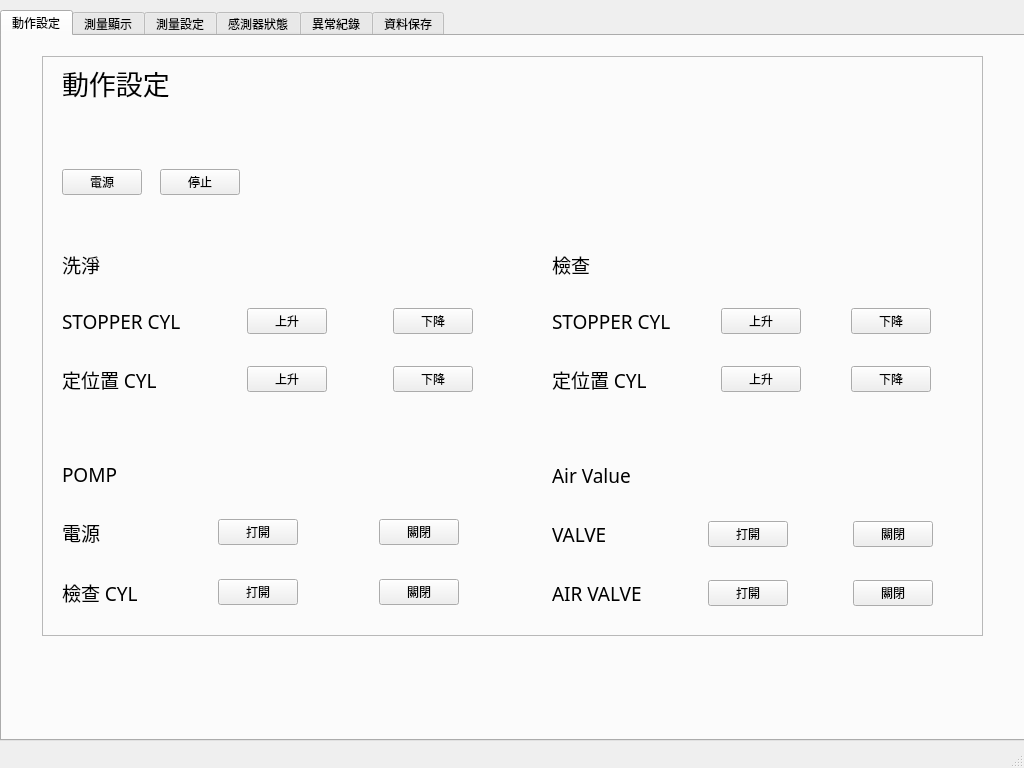
Above: ui/untitled.ui from weihung0831/smart_steel_pipe_inspection before the change. Below: the same form after it.
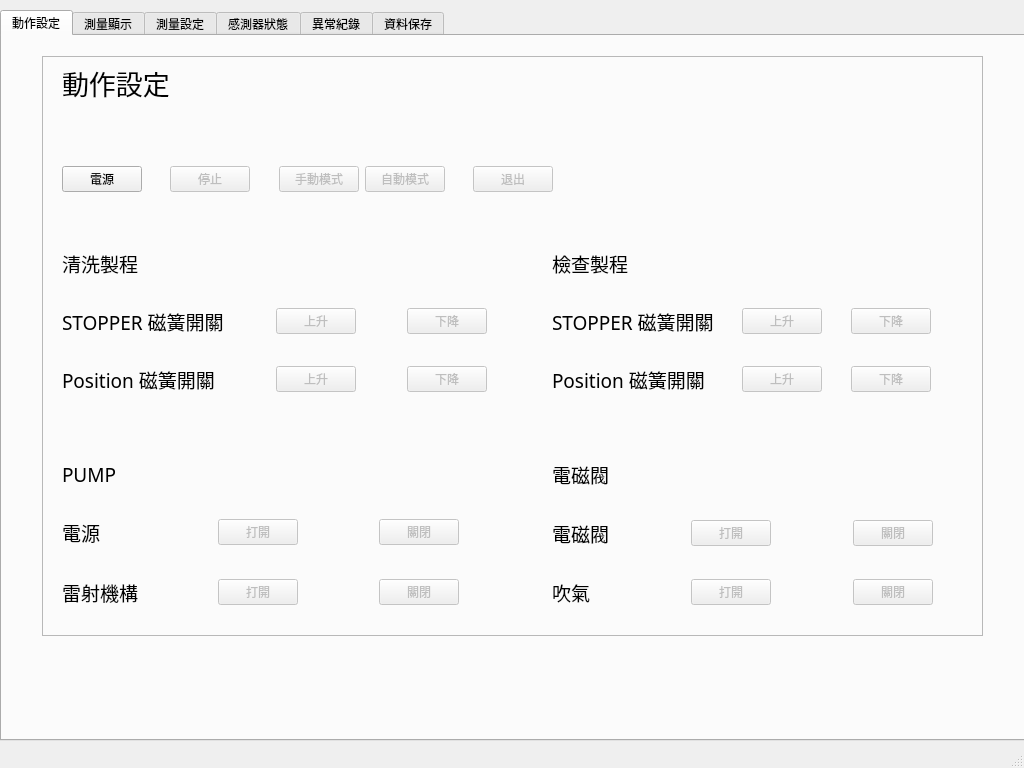
That is the form after the change.

Commit message: fix:修改動作設定UI

The edit to the form file:
```diff
--- a/ui/untitled.ui
+++ b/ui/untitled.ui
@@ -78,14 +78,24 @@
        <property name="geometry">
         <rect>
          <x>20</x>
-         <y>100</y>
-         <width>190</width>
-         <height>52</height>
+         <y>110</y>
+         <width>491</width>
+         <height>26</height>
         </rect>
        </property>
        <layout class="QGridLayout" name="gridLayout_18">
-        <item row="1" column="3">
-         <spacer name="horizontalSpacer_5">
+        <item row="1" column="0">
+         <widget class="QPushButton" name="power_btn">
+          <property name="enabled">
+           <bool>true</bool>
+          </property>
+          <property name="text">
+           <string>電源</string>
+          </property>
+         </widget>
+        </item>
+        <item row="1" column="1">
+         <spacer name="horizontalSpacer_4">
           <property name="orientation">
            <enum>Qt::Horizontal</enum>
           </property>
@@ -99,13 +109,29 @@
         </item>
         <item row="1" column="2">
          <widget class="QPushButton" name="stop_btn">
+          <property name="enabled">
+           <bool>false</bool>
+          </property>
           <property name="text">
            <string>停止</string>
           </property>
+          <property name="checkable">
+           <bool>false</bool>
+          </property>
          </widget>
         </item>
-        <item row="1" column="1">
-         <spacer name="horizontalSpacer_4">
+        <item row="1" column="5">
+         <widget class="QPushButton" name="auto_mode_btn">
+          <property name="enabled">
+           <bool>false</bool>
+          </property>
+          <property name="text">
+           <string>自動模式</string>
+          </property>
+         </widget>
+        </item>
+        <item row="1" column="6">
+         <spacer name="horizontalSpacer_11">
           <property name="orientation">
            <enum>Qt::Horizontal</enum>
           </property>
@@ -117,10 +143,36 @@
           </property>
          </spacer>
         </item>
-        <item row="1" column="0">
-         <widget class="QPushButton" name="power_btn">
+        <item row="1" column="4">
+         <widget class="QPushButton" name="manual_mode_btn">
+          <property name="enabled">
+           <bool>false</bool>
+          </property>
           <property name="text">
-           <string>電源</string>
+           <string>手動模式</string>
+          </property>
+         </widget>
+        </item>
+        <item row="1" column="3">
+         <spacer name="horizontalSpacer_5">
+          <property name="orientation">
+           <enum>Qt::Horizontal</enum>
+          </property>
+          <property name="sizeHint" stdset="0">
+           <size>
+            <width>10</width>
+            <height>20</height>
+           </size>
+          </property>
+         </spacer>
+        </item>
+        <item row="1" column="7">
+         <widget class="QPushButton" name="exit_btn">
+          <property name="enabled">
+           <bool>false</bool>
+          </property>
+          <property name="text">
+           <string>退出</string>
           </property>
          </widget>
         </item>
@@ -158,7 +210,7 @@
            </font>
           </property>
           <property name="text">
-           <string>檢查</string>
+           <string>檢查製程</string>
           </property>
          </widget>
         </item>
@@ -171,12 +223,15 @@
            </font>
           </property>
           <property name="text">
-           <string>定位置 CYL</string>
+           <string>Position 磁簧開關</string>
           </property>
          </widget>
         </item>
         <item row="4" column="2" alignment="Qt::AlignHCenter">
          <widget class="QPushButton" name="check_stopper_cyl_up_btn">
+          <property name="enabled">
+           <bool>false</bool>
+          </property>
           <property name="text">
            <string>上升</string>
           </property>
@@ -197,6 +252,9 @@
         </item>
         <item row="6" column="4">
          <widget class="QPushButton" name="check_fixed_position_CYL_down_btn">
+          <property name="enabled">
+           <bool>false</bool>
+          </property>
           <property name="text">
            <string>下降</string>
           </property>
@@ -204,6 +262,9 @@
         </item>
         <item row="6" column="2" alignment="Qt::AlignHCenter">
          <widget class="QPushButton" name="check_fixed_position_CYL_up_btn">
+          <property name="enabled">
+           <bool>false</bool>
+          </property>
           <property name="text">
            <string>上升</string>
           </property>
@@ -237,6 +298,9 @@
         </item>
         <item row="4" column="4">
          <widget class="QPushButton" name="check_stopper_cyl_down_btn">
+          <property name="enabled">
+           <bool>false</bool>
+          </property>
           <property name="text">
            <string>下降</string>
           </property>
@@ -264,7 +328,7 @@
            </font>
           </property>
           <property name="text">
-           <string>STOPPER CYL</string>
+           <string>STOPPER 磁簧開關</string>
           </property>
          </widget>
         </item>
@@ -334,6 +398,9 @@
         </item>
         <item row="5" column="2" alignment="Qt::AlignHCenter">
          <widget class="QPushButton" name="clean_fixed_position_CYL_up_btn">
+          <property name="enabled">
+           <bool>false</bool>
+          </property>
           <property name="text">
            <string>上升</string>
           </property>
@@ -348,7 +415,7 @@
            </font>
           </property>
           <property name="text">
-           <string>STOPPER CYL</string>
+           <string>STOPPER 磁簧開關</string>
           </property>
          </widget>
         </item>
@@ -361,7 +428,7 @@
            </font>
           </property>
           <property name="text">
-           <string>定位置 CYL</string>
+           <string>Position 磁簧開關</string>
           </property>
          </widget>
         </item>
@@ -387,7 +454,7 @@
            </font>
           </property>
           <property name="text">
-           <string>洗淨</string>
+           <string>清洗製程</string>
           </property>
          </widget>
         </item>
@@ -406,6 +473,9 @@
         </item>
         <item row="3" column="2" alignment="Qt::AlignHCenter">
          <widget class="QPushButton" name="clean_stopper_cyl_up_btn">
+          <property name="enabled">
+           <bool>false</bool>
+          </property>
           <property name="text">
            <string>上升</string>
           </property>
@@ -413,6 +483,9 @@
         </item>
         <item row="5" column="4">
          <widget class="QPushButton" name="clean_fixed_position_CYL_down_btn">
+          <property name="enabled">
+           <bool>false</bool>
+          </property>
           <property name="text">
            <string>下降</string>
           </property>
@@ -420,6 +493,9 @@
         </item>
         <item row="3" column="4">
          <widget class="QPushButton" name="clean_stopper_cyl_down_btn">
+          <property name="enabled">
+           <bool>false</bool>
+          </property>
           <property name="text">
            <string>下降</string>
           </property>
@@ -465,6 +541,9 @@
        <layout class="QGridLayout" name="gridLayout_24">
         <item row="6" column="2">
          <widget class="QPushButton" name="pomp_check_CYL_open_btn">
+          <property name="enabled">
+           <bool>false</bool>
+          </property>
           <property name="text">
            <string>打開</string>
           </property>
@@ -479,7 +558,7 @@
            </font>
           </property>
           <property name="text">
-           <string>POMP</string>
+           <string>PUMP</string>
           </property>
          </widget>
         </item>
@@ -498,6 +577,9 @@
         </item>
         <item row="6" column="5">
          <widget class="QPushButton" name="pomp_check_CYL_close_btn">
+          <property name="enabled">
+           <bool>false</bool>
+          </property>
           <property name="text">
            <string>關閉</string>
           </property>
@@ -512,7 +594,7 @@
            </font>
           </property>
           <property name="text">
-           <string>檢查 CYL</string>
+           <string>雷射機構</string>
           </property>
          </widget>
         </item>
@@ -531,6 +613,9 @@
         </item>
         <item row="4" column="5">
          <widget class="QPushButton" name="pomp_power_close_btn">
+          <property name="enabled">
+           <bool>false</bool>
+          </property>
           <property name="text">
            <string>關閉</string>
           </property>
@@ -564,6 +649,9 @@
         </item>
         <item row="4" column="2" alignment="Qt::AlignHCenter">
          <widget class="QPushButton" name="pomp_power_open_btn">
+          <property name="enabled">
+           <bool>false</bool>
+          </property>
           <property name="text">
            <string>打開</string>
           </property>
@@ -673,6 +761,9 @@
         </item>
         <item row="4" column="2" alignment="Qt::AlignHCenter">
          <widget class="QPushButton" name="airValue_value_open_btn">
+          <property name="enabled">
+           <bool>false</bool>
+          </property>
           <property name="text">
            <string>打開</string>
           </property>
@@ -680,6 +771,9 @@
         </item>
         <item row="6" column="4">
          <widget class="QPushButton" name="air_value_close_btn">
+          <property name="enabled">
+           <bool>false</bool>
+          </property>
           <property name="text">
            <string>關閉</string>
           </property>
@@ -694,12 +788,15 @@
            </font>
           </property>
           <property name="text">
-           <string>AIR VALVE</string>
+           <string>吹氣</string>
           </property>
          </widget>
         </item>
         <item row="6" column="2">
          <widget class="QPushButton" name="air_value_open_btn">
+          <property name="enabled">
+           <bool>false</bool>
+          </property>
           <property name="text">
            <string>打開</string>
           </property>
@@ -714,12 +811,15 @@
            </font>
           </property>
           <property name="text">
-           <string>VALVE</string>
+           <string>電磁閥</string>
           </property>
          </widget>
         </item>
         <item row="4" column="4">
          <widget class="QPushButton" name="airValue_value_close_btn">
+          <property name="enabled">
+           <bool>false</bool>
+          </property>
           <property name="text">
            <string>關閉</string>
           </property>
@@ -760,7 +860,7 @@
            </font>
           </property>
           <property name="text">
-           <string>Air Value</string>
+           <string>電磁閥</string>
           </property>
          </widget>
         </item>
@@ -797,7 +897,7 @@
         <rect>
          <x>20</x>
          <y>60</y>
-         <width>191</width>
+         <width>431</width>
          <height>31</height>
         </rect>
        </property>
```
The commit also changes 1 other file.
